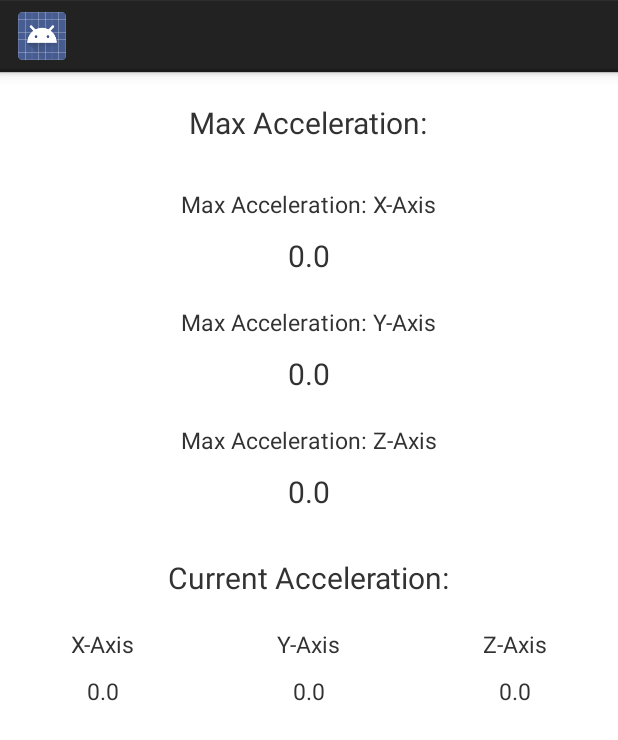
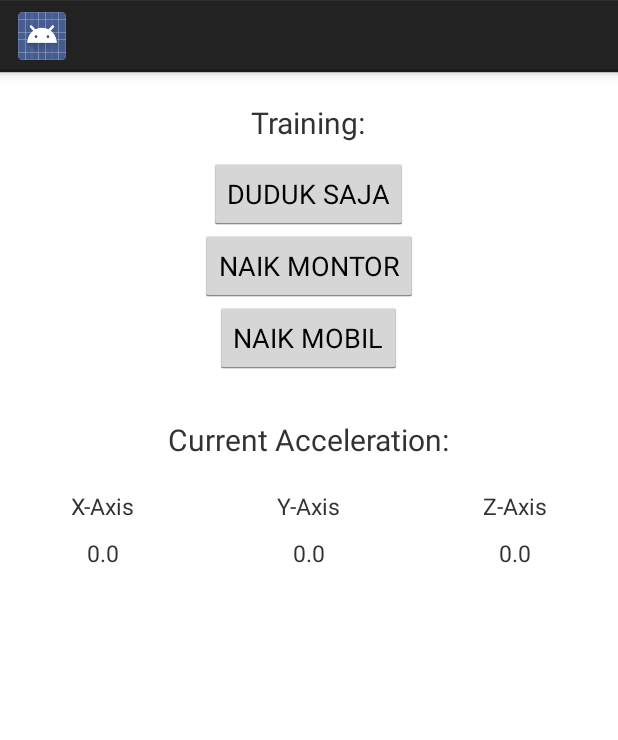
Before and after one commit to KharismaMonika/TUGAS-1-KPJS, an Android app: the screen it shows after launch (MainActivity), on a phone screen of 412 x 824 dp. Shown: the top 740 px of the screen. Run offline under Robolectric (Android 15) with nearby library versions, the phone set to English and light mode, and no system bars.

Commit message:
version 1
bisa mengumpulkan data training

```diff
--- a/AccelerometerExample/app/build.gradle
+++ b/AccelerometerExample/app/build.gradle
@@ -3,6 +3,7 @@ apply plugin: 'com.android.application'
 android {
     compileSdkVersion 25
     buildToolsVersion "26.0.1"
+    useLibrary 'org.apache.http.legacy'
     defaultConfig {
         applicationId "com.example.riris.accelerometerexample"
         minSdkVersion 16
@@ -25,5 +26,7 @@ dependencies {
         exclude group: 'com.android.support', module: 'support-annotations'
     })
     compile 'com.android.support.constraint:constraint-layout:1.0.2'
+    compile 'org.jbundle.util.osgi.wrapped:org.jbundle.util.osgi.wrapped.org.apache.http.client:4.1.2'
+    //compile 'org.apache.httpcomponents:httpclient:4.5'
     testCompile 'junit:junit:4.12'
 }
--- a/AccelerometerExample/app/src/main/res/layout/activity_main.xml
+++ b/AccelerometerExample/app/src/main/res/layout/activity_main.xml
@@ -13,59 +13,77 @@
         android:layout_height="wrap_content"
         android:layout_gravity="center"
         android:layout_marginBottom="10dp"
-        android:text="Max Acceleration:"
+        android:text="Training:"
         android:textSize="20dp" />
-
-    <TextView
+    <Button
+        android:text="DUDUK SAJA"
+        android:id="@+id/dudukaja"
         android:layout_width="wrap_content"
         android:layout_height="wrap_content"
-        android:layout_gravity="center"
-        android:layout_marginTop="20dp"
-        android:text="Max Acceleration: X-Axis"
-        android:textSize="15dp" />
-
-    <TextView
-        android:id="@+id/maxX"
+        />
+    <Button
+        android:text="NAIK MONTOR"
+        android:id="@+id/naikmontor"
         android:layout_width="wrap_content"
         android:layout_height="wrap_content"
-        android:layout_gravity="center"
-        android:layout_marginTop="10dp"
-        android:text="0.0"
-        android:textSize="20dp" />
-
-    <TextView
+        />
+    <Button
+        android:text="NAIK MOBIL"
+        android:id="@+id/naikmobil"
         android:layout_width="wrap_content"
         android:layout_height="wrap_content"
-        android:layout_gravity="center"
-        android:layout_marginTop="20dp"
-        android:text="Max Acceleration: Y-Axis"
-        android:textSize="15dp" />
+        />
 
-    <TextView
-        android:id="@+id/maxY"
-        android:layout_width="wrap_content"
-        android:layout_height="wrap_content"
-        android:layout_gravity="center"
-        android:layout_marginTop="10dp"
-        android:text="0.0"
-        android:textSize="20dp" />
+    <!--<TextView-->
+        <!--android:layout_width="wrap_content"-->
+        <!--android:layout_height="wrap_content"-->
+        <!--android:layout_gravity="center"-->
+        <!--android:layout_marginTop="20dp"-->
+        <!--android:text="Max Acceleration: X-Axis"-->
+        <!--android:textSize="15dp" />-->
 
-    <TextView
-        android:layout_width="wrap_content"
-        android:layout_height="wrap_content"
-        android:layout_gravity="center"
-        android:layout_marginTop="20dp"
-        android:text="Max Acceleration: Z-Axis"
-        android:textSize="15dp" />
+    <!--<TextView-->
+        <!--android:id="@+id/maxX"-->
+        <!--android:layout_width="wrap_content"-->
+        <!--android:layout_height="wrap_content"-->
+        <!--android:layout_gravity="center"-->
+        <!--android:layout_marginTop="10dp"-->
+        <!--android:text="0.0"-->
+        <!--android:textSize="20dp" />-->
 
-    <TextView
-        android:id="@+id/maxZ"
-        android:layout_width="wrap_content"
-        android:layout_height="wrap_content"
-        android:layout_gravity="center"
-        android:layout_marginTop="10dp"
-        android:text="0.0"
-        android:textSize="20dp" />
+    <!--<TextView-->
+        <!--android:layout_width="wrap_content"-->
+        <!--android:layout_height="wrap_content"-->
+        <!--android:layout_gravity="center"-->
+        <!--android:layout_marginTop="20dp"-->
+        <!--android:text="Max Acceleration: Y-Axis"-->
+        <!--android:textSize="15dp" />-->
+
+    <!--<TextView-->
+        <!--android:id="@+id/maxY"-->
+        <!--android:layout_width="wrap_content"-->
+        <!--android:layout_height="wrap_content"-->
+        <!--android:layout_gravity="center"-->
+        <!--android:layout_marginTop="10dp"-->
+        <!--android:text="0.0"-->
+        <!--android:textSize="20dp" />-->
+
+    <!--<TextView-->
+        <!--android:layout_width="wrap_content"-->
+        <!--android:layout_height="wrap_content"-->
+        <!--android:layout_gravity="center"-->
+        <!--android:layout_marginTop="20dp"-->
+        <!--android:text="Max Acceleration: Z-Axis"-->
+        <!--android:textSize="15dp" />-->
+
+    <!--<TextView-->
+        <!--android:id="@+id/maxZ"-->
+        <!--android:layout_width="wrap_content"-->
+        <!--android:layout_height="wrap_content"-->
+        <!--android:layout_gravity="center"-->
+        <!--android:layout_marginTop="10dp"-->
+        <!--android:text="0.0"-->
+        <!--android:textSize="20dp" />-->
 
     <TextView
         android:layout_width="wrap_content"
@@ -162,4 +180,6 @@
         </LinearLayout>
     </LinearLayout>
 
+
+
 </LinearLayout>
--- a/AccelerometerExample/build.gradle
+++ b/AccelerometerExample/build.gradle
@@ -5,6 +5,7 @@ buildscript {
         jcenter()
     }
     dependencies {
+        //classpath 'com.android.tools.build:gradle:2.3.1'
         classpath 'com.android.tools.build:gradle:2.3.1'
 
         // NOTE: Do not place your application dependencies here; they belong
```
Also changed, not shown: AccelerometerExample/app/src/main/java/com/example/riris/accelerometerexample/MainActivity.java (+102 -46 lines), AccelerometerExample/gradle/wrapper/gradle-wrapper.properties, 2 other files.
